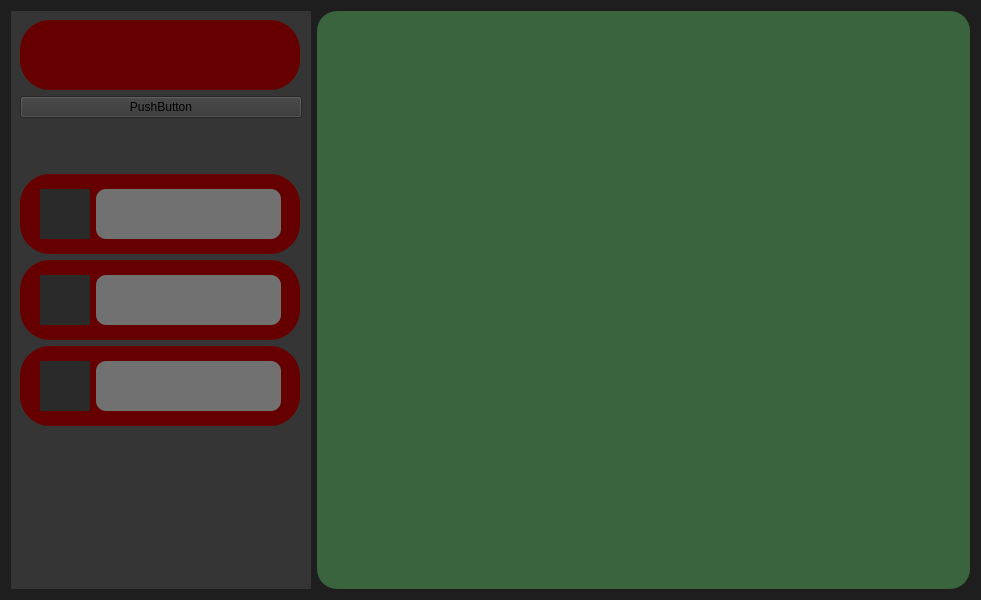
Tim2303/WaveDesk, file window/window.ui: the form before one commit.
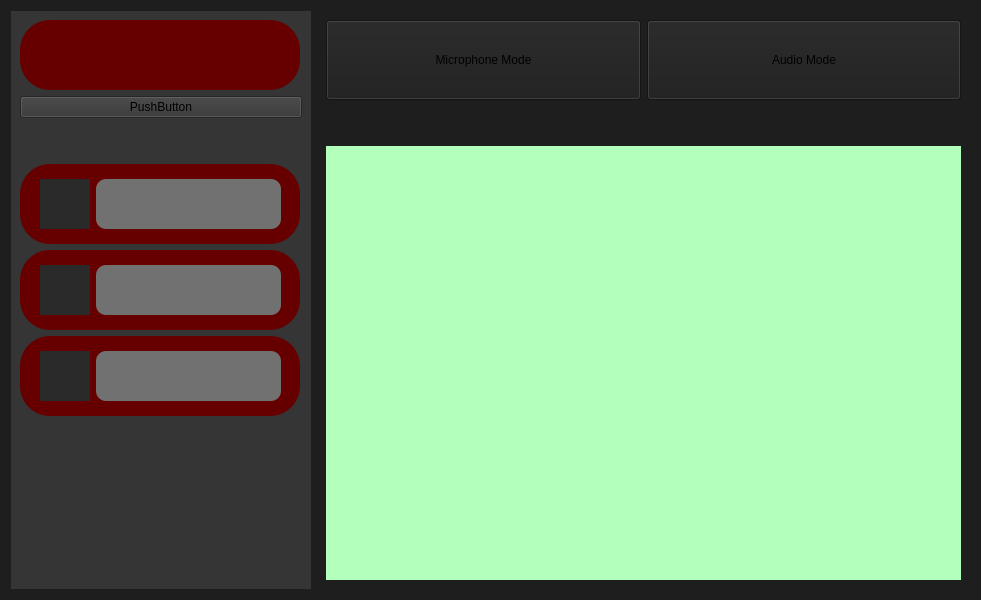
The form after the commit. Icons and pictures are not drawn.

Commit message: Added first implementation of classes for managing config and audio. Added sound samples. Changes in window UI - added stacked widget for multiple work zones.

Patch:
```diff
--- a/window/window.ui
+++ b/window/window.ui
@@ -94,7 +94,7 @@
         <property name="sizeHint" stdset="0">
          <size>
           <width>20</width>
-          <height>50</height>
+          <height>40</height>
          </size>
         </property>
        </spacer>
@@ -341,17 +341,108 @@
     </widget>
    </item>
    <item>
-    <widget class="QWidget" name="work_zone" native="true">
+    <widget class="QStackedWidget" name="stackedWidget">
      <property name="sizePolicy">
-      <sizepolicy hsizetype="Expanding" vsizetype="Preferred">
+      <sizepolicy hsizetype="Expanding" vsizetype="Expanding">
        <horstretch>0</horstretch>
        <verstretch>0</verstretch>
       </sizepolicy>
      </property>
-     <property name="styleSheet">
-      <string notr="true">background-color: rgb(58, 100, 61);
-border-radius: 20px;</string>
+     <property name="frameShape">
+      <enum>QFrame::Shape::NoFrame</enum>
      </property>
+     <property name="frameShadow">
+      <enum>QFrame::Shadow::Plain</enum>
+     </property>
+     <property name="lineWidth">
+      <number>0</number>
+     </property>
+     <property name="currentIndex">
+      <number>0</number>
+     </property>
+     <widget class="QWidget" name="page">
+      <layout class="QGridLayout" name="gridLayout_4">
+       <item row="0" column="0">
+        <layout class="QGridLayout" name="gridLayout">
+         <item row="0" column="1">
+          <widget class="QPushButton" name="pushButton_3">
+           <property name="minimumSize">
+            <size>
+             <width>0</width>
+             <height>80</height>
+            </size>
+           </property>
+           <property name="text">
+            <string>Audio Mode</string>
+           </property>
+          </widget>
+         </item>
+         <item row="0" column="0">
+          <widget class="QPushButton" name="pushButton_2">
+           <property name="minimumSize">
+            <size>
+             <width>0</width>
+             <height>80</height>
+            </size>
+           </property>
+           <property name="text">
+            <string>Microphone Mode</string>
+           </property>
+          </widget>
+         </item>
+         <item row="1" column="0">
+          <spacer name="verticalSpacer_3">
+           <property name="orientation">
+            <enum>Qt::Orientation::Vertical</enum>
+           </property>
+           <property name="sizeType">
+            <enum>QSizePolicy::Policy::Fixed</enum>
+           </property>
+           <property name="sizeHint" stdset="0">
+            <size>
+             <width>20</width>
+             <height>40</height>
+            </size>
+           </property>
+          </spacer>
+         </item>
+         <item row="2" column="0" colspan="2">
+          <widget class="QWidget" name="widget" native="true">
+           <property name="styleSheet">
+            <string notr="true">background-color: rgb(179, 255, 188);</string>
+           </property>
+          </widget>
+         </item>
+        </layout>
+       </item>
+      </layout>
+     </widget>
+     <widget class="QWidget" name="page_2">
+      <widget class="QWidget" name="gridLayoutWidget_3">
+       <property name="geometry">
+        <rect>
+         <x>0</x>
+         <y>10</y>
+         <width>650</width>
+         <height>570</height>
+        </rect>
+       </property>
+       <layout class="QGridLayout" name="gridLayout_3"/>
+      </widget>
+     </widget>
+     <widget class="QWidget" name="page_3">
+      <widget class="QWidget" name="gridLayoutWidget_2">
+       <property name="geometry">
+        <rect>
+         <x>0</x>
+         <y>10</y>
+         <width>650</width>
+         <height>570</height>
+        </rect>
+       </property>
+       <layout class="QGridLayout" name="gridLayout_2"/>
+      </widget>
+     </widget>
     </widget>
    </item>
   </layout>
```
Left out of the diff: 6 changed lines with no effect on the pictures. The commit also changes 5 other files.
